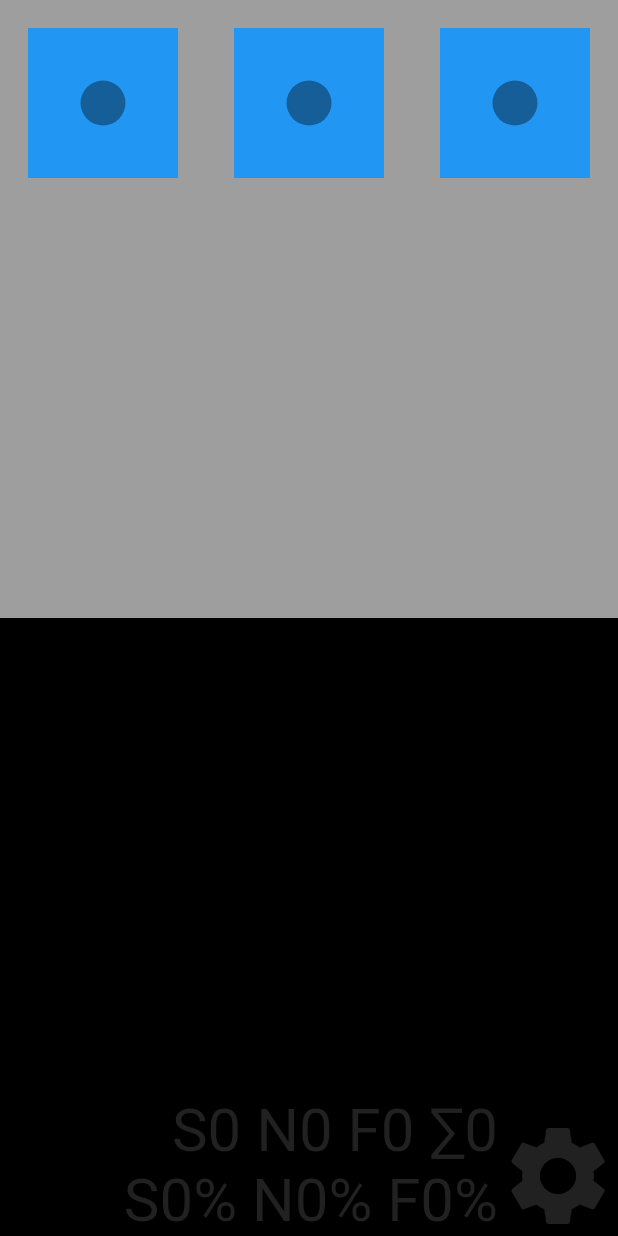
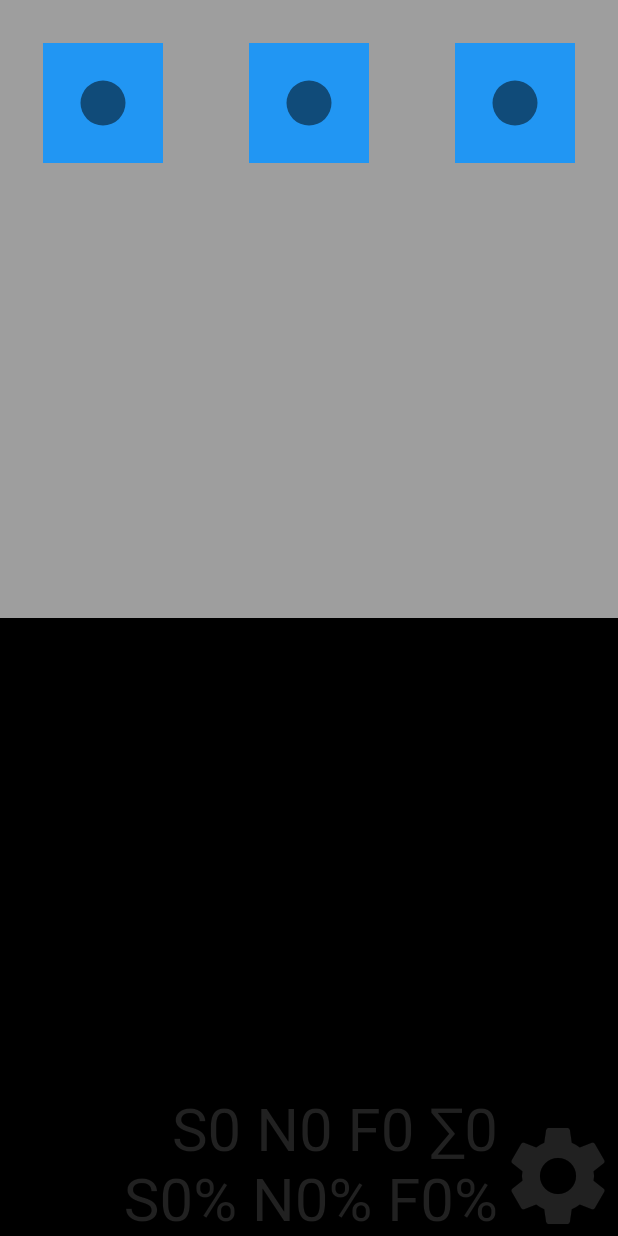
Before and after one commit to rhornig/parrot-trainer, a Flutter app: the screen it shows after launch, on a phone screen of 412 x 824 dp. Run offline on Flutter 3.47's test engine with Material 2 defaults, Android fonts, the light colour scheme and no system bars; missing offline and left inert: soundpool, soundpool_web.

Commit message:
refactor. global target size setting

```diff
--- a/lib/backend.dart
+++ b/lib/backend.dart
@@ -29,20 +29,20 @@ extension ShapeColorExt on ShapeColor {
   String get name => toString().replaceFirst('ShapeColor.', '');
 }
 
+const alphaValues = [0, 6, 16, 32, 64, 128];
+
 class TargetConfig {
   int consequence; // the result of action? 0-failure, 1-neutral, 2-success
-  double size;
-  int cueScale; // 0 - 50%
-  int cueAlpha; // 0 - 100 %
+  int shapeSize; // 0 - 5
+  int alpha;
 
   ShapeColor shapeColor;
 
   TargetConfig({
     this.consequence = 1,
-    this.size = 0,
+    this.shapeSize = 0,
     this.shapeColor = ShapeColor.transparent,
-    this.cueScale = 0,
-    this.cueAlpha = 95,
+    this.alpha = 0,
   });
 }
 
@@ -51,6 +51,9 @@ class AppState extends ChangeNotifier {
   static const int kFailure = 0;
   static const int kNeutral = 1;
   static const int kSuccess = 2;
+
+  final Random _rng = Random();
+  static int colorRandom = 0; // a random integer for color randomization
 
   bool inputAllowed = true;
   bool settingsPanelVisible = false;
@@ -61,10 +64,10 @@ class AppState extends ChangeNotifier {
   int neutral = 0;
   int failure = 0;
 
-  // timeouts after success or failure events
+  // play area timeouts after success or failure events
   int successDelay = 2;
   int failureDelay = 4;
-  // delay offset of announcement relative to the play area display (in secs, can be negative)
+  // delay offset of announcement relative to the displaying of play area (in secs, can be negative)
   int announcementDelayOffset = 0; // TODO make this configurable
 
   ShapeColor announcedColor = ShapeColor.transparent;
@@ -72,13 +75,12 @@ class AppState extends ChangeNotifier {
   Color backgroundColor = Colors.grey;
   int backgroundConsequence = kNeutral;
 
-  final Random _rng = Random();
-  static int colorRandom = 0; // a random integer for color randomization
+  int targetSize = 3; // 0-5
 
   List<TargetConfig> targets = [
-    TargetConfig(size: 100, cueScale: 30, shapeColor: ShapeColor.random1, consequence: kSuccess),
-    TargetConfig(size: 100, cueScale: 30, shapeColor: ShapeColor.random1, consequence: kSuccess),
-    TargetConfig(size: 100, cueScale: 30, shapeColor: ShapeColor.random1, consequence: kSuccess),
+    TargetConfig(alpha: 5, shapeSize: 2, shapeColor: ShapeColor.random1, consequence: kSuccess),
+    TargetConfig(alpha: 5, shapeSize: 2, shapeColor: ShapeColor.random1, consequence: kSuccess),
+    TargetConfig(alpha: 5, shapeSize: 2, shapeColor: ShapeColor.random1, consequence: kSuccess),
     TargetConfig(),
     TargetConfig(),
     TargetConfig(),
@@ -118,7 +120,7 @@ class AppState extends ChangeNotifier {
         Future.delayed(Duration(seconds: failureDelay), _revealPlayArea);
         // and optionally announce a cue
         if (announcedColor != ShapeColor.transparent)
-          Future.delayed(Duration(seconds: failureDelay + announcementDelayOffset), _announceCue);
+          Future.delayed(Duration(seconds: failureDelay + announcementDelayOffset), _announceColor);
       }
     }
 
@@ -140,14 +142,14 @@ class AppState extends ChangeNotifier {
         Future.delayed(Duration(seconds: successDelay), _revealPlayArea);
         // and optionally announce a cue
         if (announcedColor != ShapeColor.transparent)
-          Future.delayed(Duration(seconds: successDelay + announcementDelayOffset), _announceCue);
+          Future.delayed(Duration(seconds: successDelay + announcementDelayOffset), _announceColor);
       }
     }
 
     notifyListeners();
   }
 
-  void _announceCue() {
+  void _announceColor() {
     // announce color cue
     _playSound(announcedColor.sound);
     // TODO announce other cues like shape, size, number
--- a/lib/main.dart
+++ b/lib/main.dart
@@ -89,20 +89,24 @@ class TouchTarget extends StatelessWidget {
           if (state.inputAllowed) state.executeConsequence(target.consequence);
         },
         child: ConstrainedBox(
-          constraints: BoxConstraints(maxWidth: target.size, maxHeight: target.size),
+          constraints: BoxConstraints(minWidth: target.shapeSize * 40, minHeight: target.shapeSize * 40),
           child: Container(
               color: target.shapeColor.color,
-            child: Transform.scale(
-              scale: target.cueScale / 100.0,
+              child: UnconstrainedBox(
+                child: target.alpha > 0
+                    ? SizedBox(
+                        width: state.targetSize * 10,
+                        height: state.targetSize * 10,
                         child: Container(
                           decoration: BoxDecoration(
                             shape: BoxShape.circle,
-                  color:
-                      (target.shapeColor == ShapeColor.black ? Colors.white : Colors.black).withAlpha(target.cueAlpha),
+                            color: (target.shapeColor == ShapeColor.black ? Colors.white : Colors.black)
+                                .withAlpha(alphaValues[target.alpha]),
                           ),
                         ),
-            ),
-          ),
+                      )
+                    : null,
+              )),
         ),
       ),
     );
```
Also changed, not shown: lib/settings.dart (+31 -25 lines), 1 other file. Lines whose indentation alone changed are shown as unchanged.
